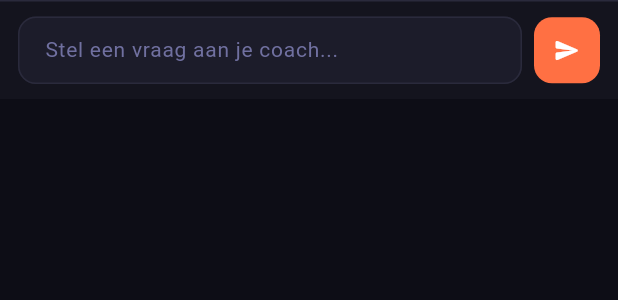
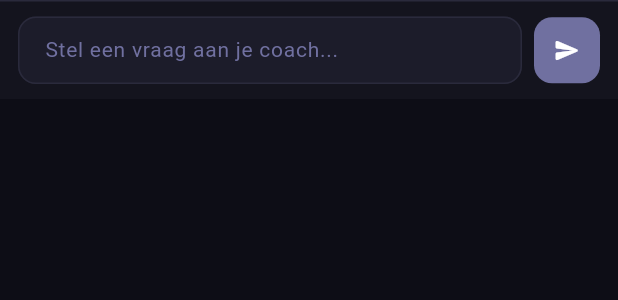
Before and after one commit to Endurunce/app, a Flutter app: the _InputBar widget shown alone on an empty page, opened directly with empty values, on a phone screen of 412 x 824 dp. Shown: the top 300 px of the screen. Run offline on Flutter 3.47's test engine with Material 3 defaults, Android fonts, the phone set to English and light mode, and no system bars; our stand-ins replace dio, flutter_markdown, flutter_riverpod, flutter_secure_storage, go_router; missing offline and left inert: flutter_web_auth_2; accounts and stored records are empty; network calls fail.

Commit message:
Coach: character counter + rate limit error handling
- Input bar shows X/1000 counter when >80% full, red when over limit
- Send button disabled when over limit or empty
- 429 and 400 errors from server shown as human-readable Dutch messages

```diff
--- a/lib/features/coach/coach_screen.dart
+++ b/lib/features/coach/coach_screen.dart
@@ -402,14 +402,40 @@ class _SuggestionBar extends StatelessWidget {
 
 // ── Input bar ──────────────────────────────────────────────────────────────────
 
-class _InputBar extends StatelessWidget {
+class _InputBar extends StatefulWidget {
   final TextEditingController controller;
   final bool sending;
   final void Function(String) onSend;
   const _InputBar({required this.controller, required this.sending, required this.onSend});
 
   @override
+  State<_InputBar> createState() => _InputBarState();
+}
+
+class _InputBarState extends State<_InputBar> {
+  static const _maxChars = 1000;
+  int _charCount = 0;
+
+  @override
+  void initState() {
+    super.initState();
+    widget.controller.addListener(_onChanged);
+  }
+
+  @override
+  void dispose() {
+    widget.controller.removeListener(_onChanged);
+    super.dispose();
+  }
+
+  void _onChanged() => setState(() => _charCount = widget.controller.text.length);
+
+  @override
   Widget build(BuildContext context) {
+    final nearLimit = _charCount > (_maxChars * 0.8).round();
+    final overLimit = _charCount > _maxChars;
+    final canSend   = !widget.sending && !overLimit && _charCount > 0;
+
     return SafeArea(
       top: false,
       child: Container(
@@ -421,16 +447,22 @@ class _InputBar extends StatelessWidget {
           12, 10, 12,
           MediaQuery.of(context).viewInsets.bottom + 10,
         ),
-        child: Row(
+        child: Column(
+          mainAxisSize: MainAxisSize.min,
+          crossAxisAlignment: CrossAxisAlignment.end,
+          children: [
+            Row(
               children: [
                 Expanded(
                   child: TextField(
-                controller: controller,
+                    controller: widget.controller,
                     style: const TextStyle(color: AppColors.onBg, fontSize: 14),
                     maxLines: 4,
                     minLines: 1,
+                    maxLength: _maxChars,
+                    buildCounter: (_, {required currentLength, required isFocused, maxLength}) => null,
                     textInputAction: TextInputAction.send,
-                onSubmitted: sending ? null : onSend,
+                    onSubmitted: canSend ? widget.onSend : null,
                     decoration: const InputDecoration(
                       hintText: 'Stel een vraag aan je coach...',
                       contentPadding: EdgeInsets.symmetric(horizontal: 14, vertical: 12),
@@ -443,18 +475,31 @@ class _InputBar extends StatelessWidget {
                   duration: const Duration(milliseconds: 150),
                   width: 44, height: 44,
                   decoration: BoxDecoration(
-                color: sending ? AppColors.muted : AppColors.brand,
+                    color: canSend ? AppColors.brand : AppColors.muted,
                     borderRadius: BorderRadius.circular(12),
                   ),
                   child: InkWell(
                     borderRadius: BorderRadius.circular(12),
-                onTap: sending ? null : () => onSend(controller.text),
+                    onTap: canSend ? () => widget.onSend(widget.controller.text) : null,
                     child: Center(
-                  child: sending
+                      child: widget.sending
                           ? const SizedBox(
                               width: 18, height: 18,
                               child: CircularProgressIndicator(color: Colors.white, strokeWidth: 2.5))
                           : const Icon(Icons.send_rounded, color: Colors.white, size: 18),
+                    ),
+                  ),
+                ),
+              ],
+            ),
+            if (nearLimit)
+              Padding(
+                padding: const EdgeInsets.only(top: 4, right: 52),
+                child: Text(
+                  '$_charCount / $_maxChars',
+                  style: TextStyle(
+                    fontSize: 11,
+                    color: overLimit ? AppColors.error : AppColors.muted,
                   ),
                 ),
               ),
```
Also changed, not shown: lib/features/coach/coach_provider.dart (+10 -1 lines). Lines whose indentation alone changed are shown as unchanged.
